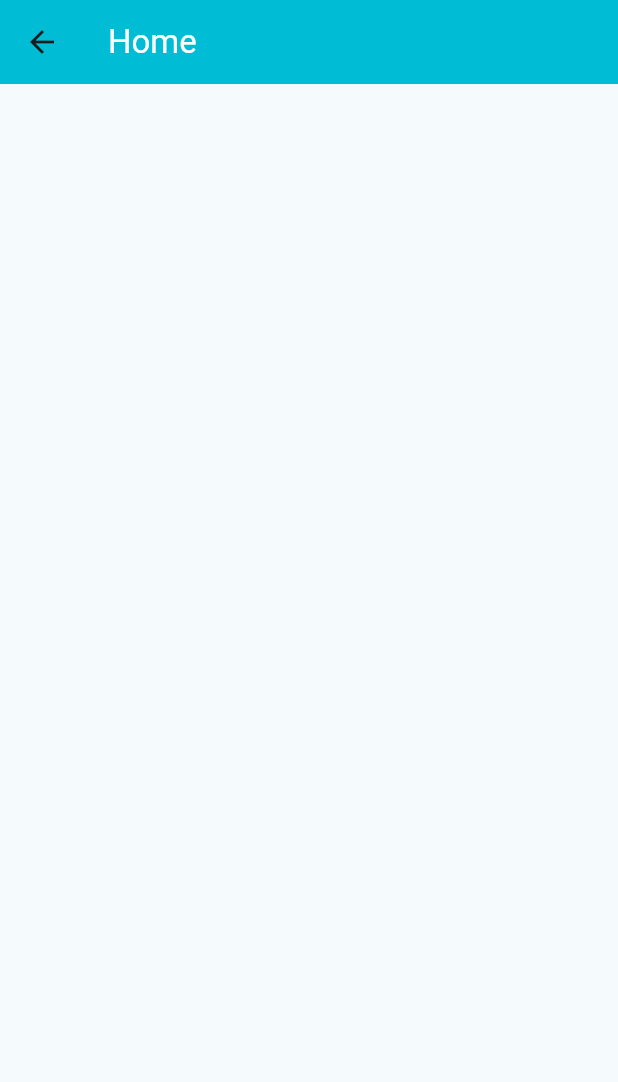
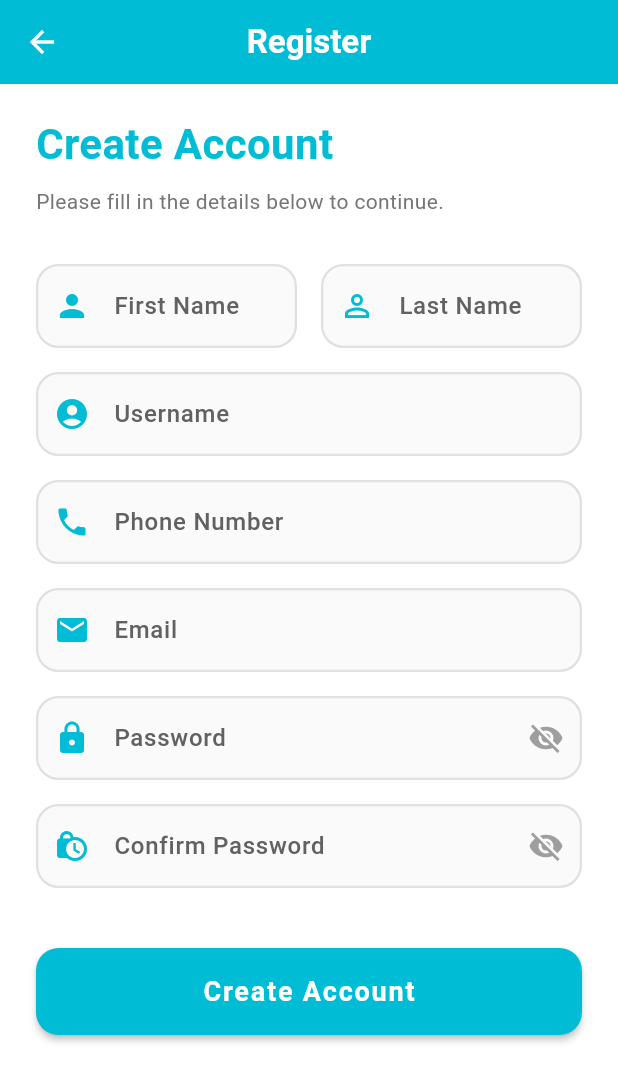
Before and after one commit to kheyvannarong-mobile-app/flutter_mobile_app_2026, a Flutter app: the RegisterView screen opened by its route, on a phone screen of 412 x 824 dp. Shown: the top 1082 px of the screen. Run offline on Flutter 3.47's test engine with Material 3 defaults, Android fonts, the phone set to English and light mode, and no system bars; our stand-ins replace get, get_storage; accounts and stored records are empty.

Commit message:
feature: register - Complete login with api - Complete register with api

```diff
--- a/lib/core/remote/services/api_service.dart
+++ b/lib/core/remote/services/api_service.dart
@@ -1,6 +1,9 @@
 import 'package:flutter_mobile_app_2026/core/remote/models/login/Login_request.dart';
 import 'package:flutter_mobile_app_2026/core/remote/models/login/Login_response.dart';
 
+import '../models/register/Register_request.dart';
+
 abstract class ApiService {
   Future<LoginResponse> login(LoginRequest request);
+  Future<bool> register(RegisterRequest request);
 }
--- a/lib/core/remote/services/api_service_impl.dart
+++ b/lib/core/remote/services/api_service_impl.dart
@@ -6,6 +6,7 @@ import 'package:flutter_mobile_app_2026/core/remote/services/api_service.dart';
 import 'package:http/http.dart' as http;
 
 import '../../../constants/constant_uri.dart';
+import '../models/register/Register_request.dart';
 
 class ApiServiceImpl implements ApiService {
   var headers = {"Content-Type": "application/json"};
@@ -37,4 +38,24 @@ class ApiServiceImpl implements ApiService {
 
     return loginResponse;
   }
+  @override
+  Future<bool> register(RegisterRequest request) async {
+    var url = Uri.parse(ConstantUri.registerPath); // ត្រូវប្រាកដថាមាន registerPath ក្នុង constant_uri.dart
+    try {
+      var response = await http.post(
+        url,
+        body: jsonEncode(request.toJson()),
+        headers: headers,
+      );
+      print("Register Status: ${response.statusCode}");
+      print("Register Response: ${response.body}");
+
+      if (response.statusCode == 200) {
+        return true; // បង្កើតជោគជ័យ
+      }
+    } catch (e) {
+      print("Register API Error: $e");
+    }
+    return false;
+  }
 }
--- a/lib/moduls/auth/register/conttroller/register_controller.dart
+++ b/lib/moduls/auth/register/conttroller/register_controller.dart
@@ -1,5 +1,88 @@
+import 'package:flutter/material.dart';
 import 'package:get/get.dart';
+import 'package:flutter_mobile_app_2026/moduls/auth/respository/auth_repository.dart';
+import 'package:flutter_mobile_app_2026/routes/app_route_name.dart'; // ត្រូវបន្ថែម Import នេះសម្រាប់ស្គាល់ AppRouteName
+
+import '../../../../core/remote/models/register/Register_request.dart';
 
 class RegisterController extends GetxController {
+  final AuthRepository authRepository;
 
+  final usernameController = TextEditingController();
+  final firstNameController = TextEditingController();
+  final lastNameController = TextEditingController();
+  final emailController = TextEditingController();
+  final phoneController = TextEditingController();
+  final passwordController = TextEditingController();
+  final confirmPasswordController = TextEditingController();
+
+  var loading = false.obs;
+
+  RegisterController({required this.authRepository});
+
+  void onRegister() async {
+    // ចាប់យកអត្ថបទ
+    String username = usernameController.text.trim();
+    String firstName = firstNameController.text.trim();
+    String lastName = lastNameController.text.trim();
+    String email = emailController.text.trim();
+    String phone = phoneController.text.trim();
+    String password = passwordController.text.trim();
+    String confirmPassword = confirmPasswordController.text.trim();
+
+    // ត្រួតពិនិត្យ (Validation) ខ្លីៗ
+    if (username.isEmpty || firstName.isEmpty || password.isEmpty || phone.isEmpty) {
+      Get.snackbar("Error", "សូមបំពេញព័ត៌មានឲ្យបានគ្រប់ជ្រុងជ្រោយ!");
+      return;
+    }
+    if (password != confirmPassword) {
+      Get.snackbar("Error", "ពាក្យសម្ងាត់ទាំងពីរមិនត្រូវគ្នាទេ!");
+      return;
+    }
+
+    loading.value = true;
+
+    // បង្កើតកញ្ចប់ទិន្នន័យដើម្បីផ្ញើទៅ API
+    RegisterRequest request = RegisterRequest(
+      username: username,
+      firstName: firstName,
+      lastName: lastName,
+      email: email,
+      phoneNumber: phone,
+      password: password,
+      confirmPassword: confirmPassword,
+      role: "USER", // តម្លៃដើម (Default)
+      profile: "",
+    );
+
+    // ១. បាញ់ API ទៅកាន់ Server ដើម្បី Register
+    bool isSuccess = await authRepository.register(request);
+
+    if (isSuccess) {
+      // ២. ប្រសិនបើ Register ជោគជ័យ ធ្វើការបាញ់ API ទៅ Login យក Token ដោយស្វ័យប្រវត្តិ
+      bool loginSuccess = await authRepository.login(
+        username: phone, // ផ្អែកតាម API Login របស់មិត្តប្រើប្រាស់លេខទូរស័ព្ទ
+        password: password,
+      );
+
+      loading.value = false;
+
+      if (loginSuccess) {
+        Get.snackbar(
+            "Success",
+            "បង្កើតគណនីបានជោគជ័យ!",
+            backgroundColor: Colors.green,
+            colorText: Colors.white
+        );
+        // ៣. លោតហោះទៅកាន់ទំព័រ Home តែម្ដង ហើយមិនអាចថយក្រោយមក Register វិញបានទេ
+        Get.offAllNamed(AppRouteName.home);
+      } else {
+        // ប្រសិនបើ Login Auto មិនបាន ឲ្យត្រឡប់ទៅទំព័រ Login ដើម្បីវាយបញ្ចូលខ្លួនឯង
+        Get.offAllNamed(AppRouteName.login);
+      }
+    } else {
+      loading.value = false;
+      Get.snackbar("Error", "បរាជ័យក្នុងការបង្កើតគណនី សូមសាកល្បងម្ដងទៀត ឬប្តូរលេខទូរស័ព្ទថ្មី!");
+    }
+  }
 }
--- a/lib/moduls/auth/register/view/register_view.dart
+++ b/lib/moduls/auth/register/view/register_view.dart
@@ -1,18 +1,126 @@
 import 'package:flutter/material.dart';
+import 'package:get/get.dart';
 import 'package:flutter_mobile_app_2026/moduls/auth/register/conttroller/register_controller.dart';
-import 'package:flutter_mobile_app_2026/moduls/home/conttroller/home_controller.dart';
-import 'package:flutter_mobile_app_2026/moduls/splash/conttroller/splash_controller.dart';
-import 'package:get/get.dart';
+import 'package:flutter_mobile_app_2026/widgets/button_custom_widget.dart';
+import 'package:flutter_mobile_app_2026/widgets/input_custom_widget.dart';
 
 class RegisterView extends GetView<RegisterController> {
   const RegisterView({super.key});
+
   @override
- Widget build(BuildContext context){
-   return Scaffold(
-     appBar: AppBar(
-       backgroundColor: Colors.cyan ,
-       title:Text("Home", style: TextStyle(color: Colors.white)),
-     ),
-   );
- }
+  Widget build(BuildContext context) {
+    return Scaffold(
+      backgroundColor: Colors.white,
+      appBar: AppBar(
+        centerTitle: true,
+        backgroundColor: Colors.cyan,
+        elevation: 0, // ដកស្រមោលចេញឲ្យមើលទៅរលោង
+        iconTheme: const IconThemeData(color: Colors.white),
+        title: const Text("Register", style: TextStyle(color: Colors.white, fontWeight: FontWeight.bold)),
+      ),
+      body: SingleChildScrollView(
+        child: Padding(
+          padding: const EdgeInsets.symmetric(horizontal: 24.0, vertical: 20.0), // បង្កើនគម្លាតសងខាងឲ្យទូលាយបន្តិច
+          child: Column(
+            crossAxisAlignment: CrossAxisAlignment.stretch,
+            children: [
+              // បន្ថែមអត្ថបទស្វាគមន៍ផ្នែកខាងលើ
+              const Text(
+                "Create Account",
+                style: TextStyle(
+                  fontSize: 28,
+                  fontWeight: FontWeight.bold,
+                  color: Colors.cyan,
+                ),
+              ),
+              const SizedBox(height: 8),
+              Text(
+                "Please fill in the details below to continue.",
+                style: TextStyle(
+                  fontSize: 14,
+                  color: Colors.grey[600],
+                ),
+              ),
+              const SizedBox(height: 32),
+
+              // រៀបចំ First Name និង Last Name ឲ្យនៅជួរតែមួយ (Row)
+              Row(
+                children: [
+                  Expanded(
+                    child: InputCustomWidgets(
+                      controller: controller.firstNameController,
+                      labelText: "First Name",
+                      hintText: "First Name",
+                      prefixIcon: const Icon(Icons.person, color: Colors.cyan),
+                    ),
+                  ),
+                  const SizedBox(width: 16), // គម្លាតរវាងប្រអប់ទាំងពីរ
+                  Expanded(
+                    child: InputCustomWidgets(
+                      controller: controller.lastNameController,
+                      labelText: "Last Name",
+                      hintText: "Last Name",
+                      prefixIcon: const Icon(Icons.person_outline, color: Colors.cyan), // ដូរ icon បន្តិចកុំឲ្យជាន់គ្នា
+                    ),
+                  ),
+                ],
+              ),
+              const SizedBox(height: 16),
+
+              InputCustomWidgets(
+                controller: controller.usernameController,
+                labelText: "Username",
+                hintText: "Choose a username",
+                prefixIcon: const Icon(Icons.account_circle, color: Colors.cyan),
+              ),
+              const SizedBox(height: 16),
+
+              InputCustomWidgets(
+                controller: controller.phoneController,
+                labelText: "Phone Number",
+                hintText: "Enter your phone number",
+                prefixIcon: const Icon(Icons.phone, color: Colors.cyan),
+              ),
+              const SizedBox(height: 16),
+
+              InputCustomWidgets(
+                controller: controller.emailController,
+                labelText: "Email",
+                hintText: "Enter your email",
+                prefixIcon: const Icon(Icons.email, color: Colors.cyan),
+              ),
+              const SizedBox(height: 16),
+
+              InputCustomWidgets(
+                controller: controller.passwordController,
+                labelText: "Password",
+                hintText: "Enter your password",
+                isPassword: true,
+                prefixIcon: const Icon(Icons.lock, color: Colors.cyan),
+              ),
+              const SizedBox(height: 16),
+
+              InputCustomWidgets(
+                controller: controller.confirmPasswordController,
+                labelText: "Confirm Password",
+                hintText: "Re-enter your password",
+                isPassword: true,
+                prefixIcon: const Icon(Icons.lock_clock, color: Colors.cyan),
+              ),
+              const SizedBox(height: 40), // គម្លាតធំបន្តិចមុនដល់ប៊ូតុង
+
+              Obx(() => ButtonCustomWidget(
+                label: "Create Account",
+                backgroundColor: Colors.cyan,
+                onPressed: controller.onRegister,
+                loading: controller.loading.value,
+              )),
+
+              const SizedBox(height: 20),
+            ],
+          ),
+        ),
+      ),
+    );
+  }
 }
--- a/lib/moduls/auth/respository/auth_repository.dart
+++ b/lib/moduls/auth/respository/auth_repository.dart
@@ -1,3 +1,6 @@
+import '../../../core/remote/models/register/Register_request.dart';
+
 abstract class AuthRepository {
   Future<bool> login({required String username, required String password});
+  Future<bool> register(RegisterRequest request);
 }
--- a/lib/moduls/auth/respository/auth_repository_impl.dart
+++ b/lib/moduls/auth/respository/auth_repository_impl.dart
@@ -1,6 +1,7 @@
 import 'package:flutter_mobile_app_2026/core/remote/models/login/Login_request.dart';
 import 'package:flutter_mobile_app_2026/core/remote/services/api_service.dart';
 
+import '../../../core/remote/models/register/Register_request.dart';
 import 'auth_repository.dart';
 
 class AuthRepositoryImpl implements AuthRepository {
@@ -20,4 +21,8 @@ class AuthRepositoryImpl implements AuthRepository {
       return false;
     }
   }
+  @override
+  Future<bool> register(RegisterRequest request) async {
+    return await apiService.register(request);
+  }
 }
```
Also changed, not shown: lib/moduls/auth/login/view/login_view.dart (+29 -0 lines), lib/moduls/auth/register/binding/register_binding.dart (+4 -5 lines).
